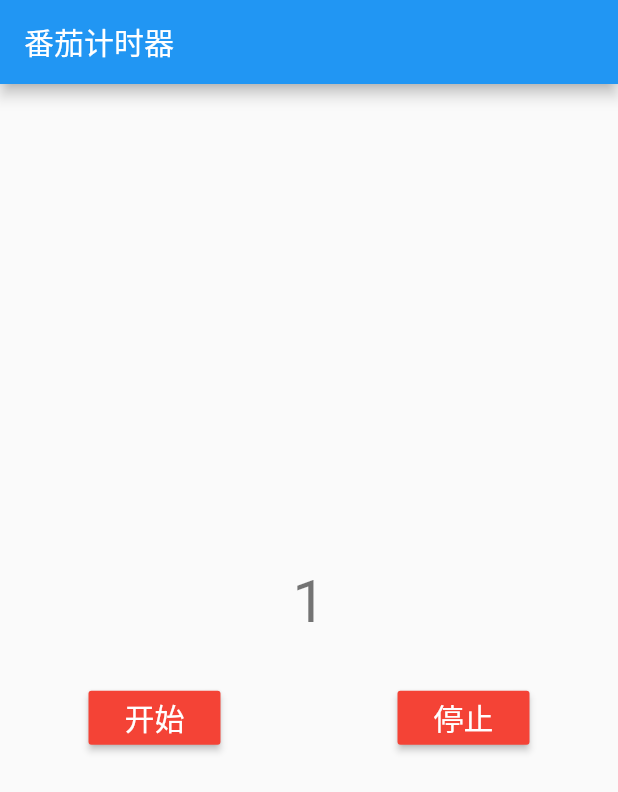
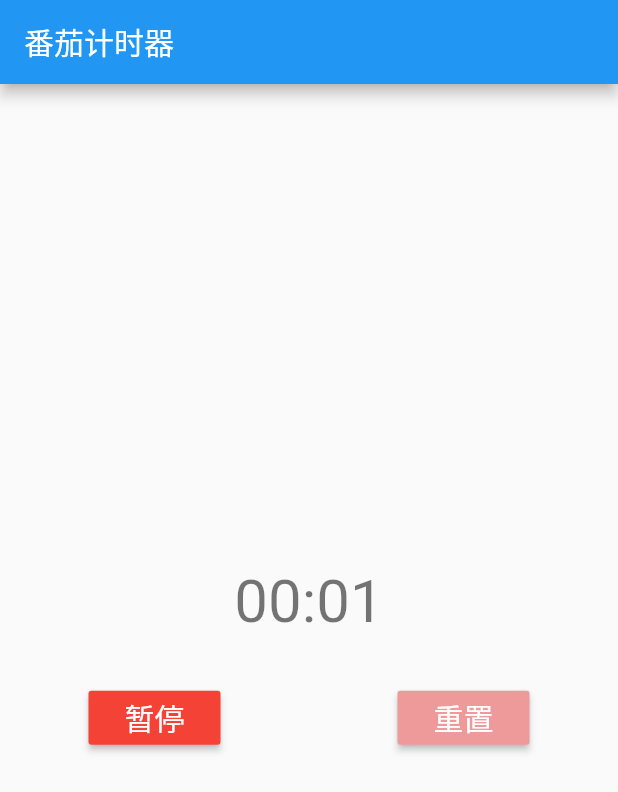
Before and after one commit to jeffreyhappy/learn_flutter, a Flutter app: the screen it shows after launch, after a tap on "开始", on a phone screen of 412 x 824 dp. Shown: the top 792 px of the screen. Run offline on Flutter 3.47's test engine with Material 2 defaults, Android fonts, the phone set to English and light mode, and no system bars.

```diff
--- a/flutter_tomato/flutter_tomato/lib/home_tomato.dart
+++ b/flutter_tomato/flutter_tomato/lib/home_tomato.dart
@@ -1,5 +1,7 @@
 import 'package:flutter/cupertino.dart';
 import 'package:flutter/material.dart';
+import 'package:flutter_tomato/status_model.dart';
+import 'package:scoped_model/scoped_model.dart';
 
 class MyHomeTomatoPage extends StatefulWidget {
   MyHomeTomatoPage({Key key, this.title}) : super(key: key);
@@ -20,50 +22,67 @@ class MyHomeTomatoPage extends StatefulWidget {
 }
 
 class _MyHomeTomatoPageState extends State<MyHomeTomatoPage> {
-  int _time = 0;
-  bool isRunning = false;
-  void _timeIncrease() {
-    setState(() {
-      // This call to setState tells the Flutter framework that something has
-      // changed in this State, which causes it to rerun the build method below
-      // so that the display can reflect the updated values. If we changed
-      // _counter without calling setState(), then the build method would not be
-      // called again, and so nothing would appear to happen.
-      _time++;
-    });
-  }
+  final int MAX_TIME = 1* 60;
+//  int _time = 0;
+//  bool isRunning = false;
+//  void _timeIncrease() {
+//    setState(() {
+//      // This call to setState tells the Flutter framework that something has
+//      // changed in this State, which causes it to rerun the build method below
+//      // so that the display can reflect the updated values. If we changed
+//      // _counter without calling setState(), then the build method would not be
+//      // called again, and so nothing would appear to happen.
+//      _time++;
+//    });
+//    if(_time >= MAX_TIME){
+//      _pause();
+//    }
+//  }
+//
+//  void _start(){
+//    setState(() {
+//      isRunning = true;
+//    });
+//    asyncAwait();
+//  }
+//
+//  void _stop(){
+//    setState(() {
+//      isRunning = false;
+//      _time = 0;
+//    });
+//  }
+//
+//
+//  void _pause(){
+//    setState(() {
+//      isRunning = false;
+//    });
+//  }
 
-  void _start(){
-    isRunning = true;
-    asyncAwait();
-  }
-
-  void _stop(){
-    isRunning = false;
-  }
-
-  Future<void> asyncAwait() async{
-    try{
-      while(isRunning){
-        await Future.delayed(Duration(seconds: 1));
-        _timeIncrease();
-
-      }
-    }catch(e){
-      print('failed: ${e.toString()}');
-    }
-  }
+//  Future<void> asyncAwait() async{
+//    try{
+//      while(isRunning){
+//        await Future.delayed(Duration(seconds: 1));
+//        if(isRunning){
+//          _timeIncrease();
+//
+//        }
+//      }
+//    }catch(e){
+//      print('failed: ${e.toString()}');
+//    }
+//  }
 
 
 
   @override
   Widget build(BuildContext context) {
-    // This method is rerun every time setState is called, for instance as done
-    // by the _incrementCounter method above.
-    //
-    // The Flutter framework has been optimized to make rerunning build methods
-    // fast, so that you can just rebuild anything that needs updating rather
-    // than having to individually change instances of widgets.
+
+//    return ScopedModelDescendant<StatusModel>(
+//      builder: (context,child,model){},
+//    );
+    StatusModel statusModel =  ScopedModel.of<StatusModel>(context,rebuildOnChange: true);
     return Scaffold(
       appBar: AppBar(
         // Here we take the value from the MyHomePage object that was created by
@@ -74,28 +93,11 @@ class _MyHomeTomatoPageState extends State<MyHomeTomatoPage> {
         // Center is a layout widget. It takes a single child and positions it
         // in the middle of the parent.
         child: Column(
-          // Column is also layout widget. It takes a list of children and
-          // arranges them vertically. By default, it sizes itself to fit its
-          // children horizontally, and tries to be as tall as its parent.
-          //
-          // Invoke "debug painting" (press "p" in the console, choose the
-          // "Toggle Debug Paint" action from the Flutter Inspector in Android
-          // Studio, or the "Toggle Debug Paint" command in Visual Studio Code)
-          // to see the wireframe for each widget.
-          //
-          // Column has various properties to control how it sizes itself and
-          // how it positions its children. Here we use mainAxisAlignment to
-          // center the children vertically; the main axis here is the vertical
-          // axis because Columns are vertical (the cross axis would be
-          // horizontal).
           mainAxisAlignment: MainAxisAlignment.center,
           children: <Widget>[
-            Text(
-              '$_time',
-              style: TextStyle(fontSize: 40, color: Colors.black54),
-            ),
+            TimeTextWidget(statusModel.time),
             const SizedBox(height: 30),
-            ControllerLayout(_start,_stop)
+            ControllerLayout()
           ],
         ),
       ),
@@ -103,48 +105,106 @@ class _MyHomeTomatoPageState extends State<MyHomeTomatoPage> {
   }
 }
 
+
+class TimeTextWidget extends StatelessWidget{
+  int _time;
+  TimeTextWidget(this._time);
+
+  String formatTime(int _time){
+    double minute = _time / 60;
+    int second = _time % 60;
+    String strMinute = minute.toStringAsFixed(0);
+    if(strMinute.length == 1){
+      strMinute = "0" + strMinute;
+    }
+    String strSecond = second.toString();
+    if(strSecond.length == 1){
+      strSecond = "0" + strSecond;
+    }
+    return strMinute + ":" + strSecond;
+  }
+
+  @override
+  Widget build(BuildContext context) {
+    return Text(
+      formatTime(_time),
+      style: TextStyle(fontSize: 40, color: Colors.black54),
+    );
+  }
+
+}
+
 class ControllerLayout extends StatefulWidget {
-  Function onClickStart;
-  Function onClickStop;
-
-  ControllerLayout(this.onClickStart,this.onClickStop);
+//  Function onClickStart;
+//  Function onClickStop;
+//
+//  Function  onClickPause;
+//
+//
+//  ControllerLayout(this.onClickStart,this.onClickStop,this.onClickPause);
 
 
   @override
   State<StatefulWidget> createState() {
-    return new ControllerState(onClickStart,onClickStop);
+    return new ControllerState();
   }
 }
 
 class ControllerState extends State<ControllerLayout> {
 
-  Function  onClickStart;
-  Function  onClickStop;
+//  Function  onClickStart;
+//  Function  onClickStop;
+//  Function  onClickPause;
+//
+//  bool isRunning = false;
 
-  ControllerState(this.onClickStart,this.onClickStop);
+
+//  ControllerState();
 
   @override
   Widget build(BuildContext context) {
+
+    StatusModel statusModel =  ScopedModel.of<StatusModel>(context,rebuildOnChange: true);
+
+    print("ControllerState build " +statusModel.running.toString());
+    Widget leftButton;
+    if (statusModel.running){
+      leftButton =  RaisedButton(
+        onPressed: (){
+
+          statusModel.pauseRun();
+        },
+        color: Colors.red,
+        child: Text(
+          "暂停",
+          style: TextStyle(fontSize: 20, color: Colors.white),
+        ),
+      );
+
+
+    }else{
+      leftButton =  RaisedButton(
+        onPressed: (){
+          statusModel.startRun();
+        },
+        color: Colors.lightBlue,
+        child: Text(
+          "开始",
+          style: TextStyle(fontSize: 20, color: Colors.white),
+        ),
+      );
+    }
     return Row(
       mainAxisAlignment: MainAxisAlignment.spaceAround,
       children: <Widget>[
-        RaisedButton(
-          onPressed: (){
-            onClickStart();
-          },
-          color: Colors.red,
-          child: Text(
-            "开始",
-            style: TextStyle(fontSize: 20, color: Colors.white),
-          ),
-        ),
+        leftButton,
         RaisedButton(
           onPressed: () {
-            onClickStop();
+            statusModel.stopRun();
           },
-          color: Colors.red,
+          color: Colors.red[200],
           child: Text(
-            "停止",
+            "重置",
             style: TextStyle(fontSize: 20, color: Colors.white),
           ),
         )
--- a/flutter_tomato/flutter_tomato/lib/main.dart
+++ b/flutter_tomato/flutter_tomato/lib/main.dart
@@ -1,7 +1,11 @@
 import 'package:flutter/material.dart';
+import 'package:flutter_tomato/status_model.dart';
+import 'package:scoped_model/scoped_model.dart';
 
 import 'home_tomato.dart';
 import 'main_backup.dart';
+
+StatusModel statusModel  = StatusModel();
 
 void main() => runApp(MyApp());
 
@@ -9,7 +13,9 @@ class MyApp extends StatelessWidget {
   // This widget is the root of your application.
   @override
   Widget build(BuildContext context) {
-    return MaterialApp(
+    return  ScopedModel<StatusModel>(
+      model: statusModel,
+      child:MaterialApp(
         title: 'Flutter Demo',
         theme: ThemeData(
           // This is the theme of your application.
@@ -24,6 +30,7 @@ class MyApp extends StatelessWidget {
           primarySwatch: Colors.blue,
         ),
         home: MyHomeTomatoPage(title: '番茄计时器'),
+      )
     );
   }
 }
--- /dev/null
+++ b/flutter_tomato/flutter_tomato/lib/status_model.dart
@@ -0,0 +1,42 @@
+import 'package:scoped_model/scoped_model.dart';
+
+class StatusModel extends Model{
+  int _time = 0;
+
+  bool _isRunning = false;
+
+  get time => _time;
+
+  get running => _isRunning;
+
+  void _timeIncrease() async {
+    while(_isRunning){
+      await Future.delayed(Duration(seconds: 1));
+      if(_isRunning){
+        _time++;
+      }
+      notifyListeners();
+    }
+  }
+
+  void startRun(){
+    _isRunning = true;
+    notifyListeners();
+    _timeIncrease();
+  }
+
+  void pauseRun(){
+    _isRunning = false;
+    notifyListeners();
+  }
+
+  void stopRun(){
+    _isRunning = false;
+    _time = 0;
+    notifyListeners();
+  }
+
+
+
+
+}
--- a/flutter_tomato/flutter_tomato/pubspec.yaml
+++ b/flutter_tomato/flutter_tomato/pubspec.yaml
@@ -23,6 +23,7 @@ dependencies:
   # The following adds the Cupertino Icons font to your application.
   # Use with the CupertinoIcons class for iOS style icons.
   cupertino_icons: ^0.1.2
+  scoped_model: ^1.0.1
 
 dev_dependencies:
   flutter_test:
```
Also changed, not shown: flutter_tomato/flutter_tomato/pubspec.lock. Lines whose indentation alone changed are shown as unchanged.
